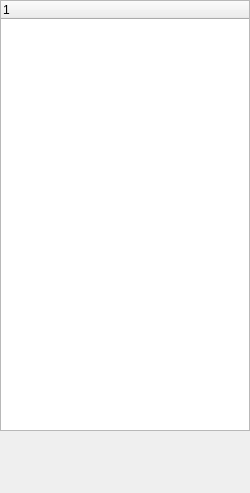
Qt form home/MyLeftBar.ui (jingjing1989/YouYoQt) before a commit.
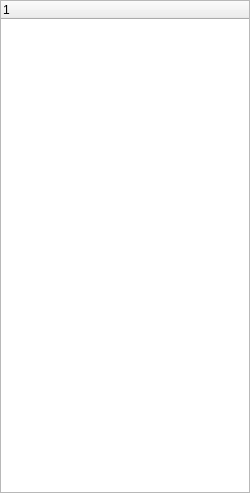
The same form after that commit.

The edit to the form file:
```diff
--- a/home/MyLeftBar.ui
+++ b/home/MyLeftBar.ui
@@ -13,17 +13,32 @@
   <property name="windowTitle">
    <string>Form</string>
   </property>
+  <layout class="QGridLayout" name="gridLayout">
+   <property name="leftMargin">
+    <number>0</number>
+   </property>
+   <property name="topMargin">
+    <number>0</number>
+   </property>
+   <property name="rightMargin">
+    <number>0</number>
+   </property>
+   <property name="bottomMargin">
+    <number>0</number>
+   </property>
+   <property name="spacing">
+    <number>0</number>
+   </property>
+   <item row="0" column="0">
   <widget class="QTreeWidget" name="treeWidget">
    <property name="enabled">
     <bool>true</bool>
    </property>
-   <property name="geometry">
-    <rect>
-     <x>0</x>
-     <y>0</y>
-     <width>250</width>
-     <height>431</height>
-    </rect>
+     <property name="verticalScrollBarPolicy">
+      <enum>Qt::ScrollBarAlwaysOff</enum>
+     </property>
+     <property name="horizontalScrollBarPolicy">
+      <enum>Qt::ScrollBarAlwaysOff</enum>
    </property>
    <column>
     <property name="text">
@@ -31,6 +46,8 @@
     </property>
    </column>
   </widget>
+   </item>
+  </layout>
  </widget>
  <resources/>
  <connections/>
```
Lines whose indentation alone changed are shown as unchanged.
